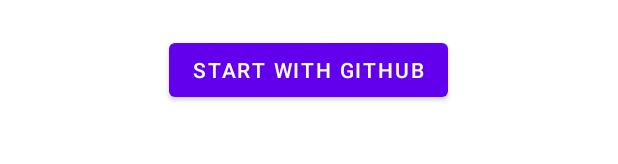
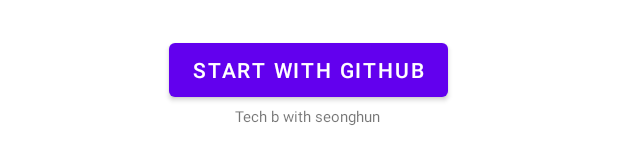
Before and after one commit to seonghun-dev/TechB, an Android app: the layout activity_login.xml on its own in the app's theme, with its tools: preview values and no code run, on a phone screen of 412 x 824 dp. Shown: the part 784-948 px from the top of the screen. Run offline under Robolectric (Android 15) with nearby library versions, the phone set to English and light mode, and no system bars.

Commit message:
Change login Design

```diff
--- a/app/src/main/res/layout/activity_login.xml
+++ b/app/src/main/res/layout/activity_login.xml
@@ -43,6 +43,12 @@
             android:text="Start with Github"
             android:layout_gravity="center"/>
 
+        <TextView
+            android:layout_width="wrap_content"
+            android:layout_height="wrap_content"
+            android:text="Tech b with seonghun"
+            android:layout_gravity="center"
+            android:textSize="10dp"/>
 
     </LinearLayout>
 
```
